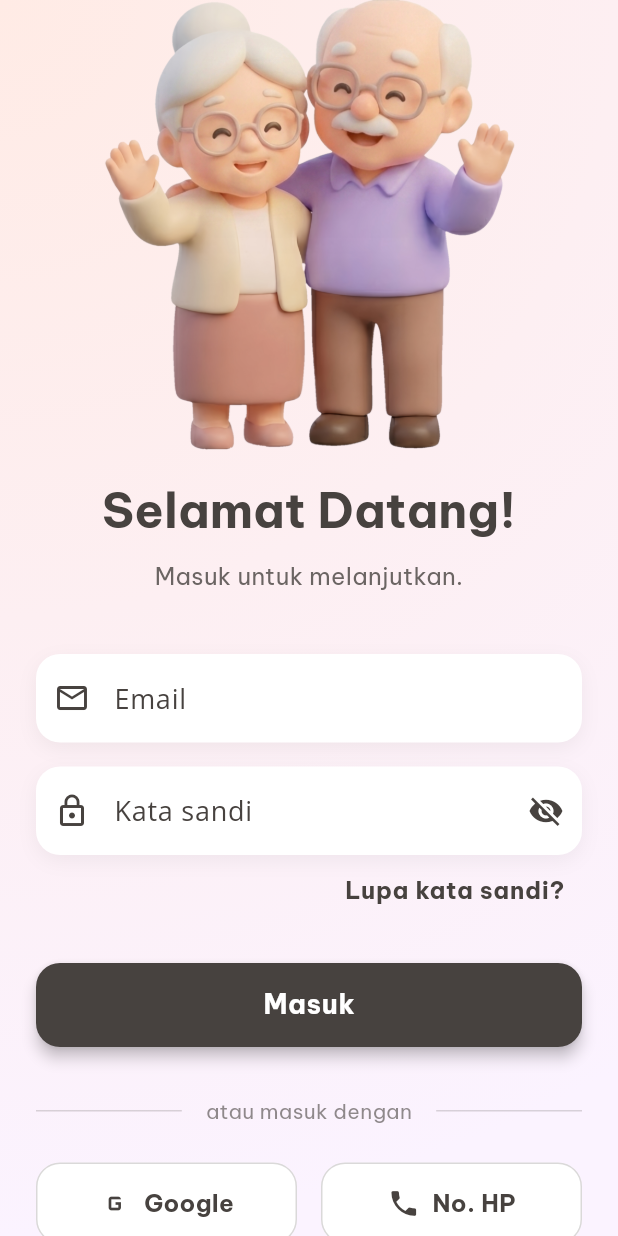
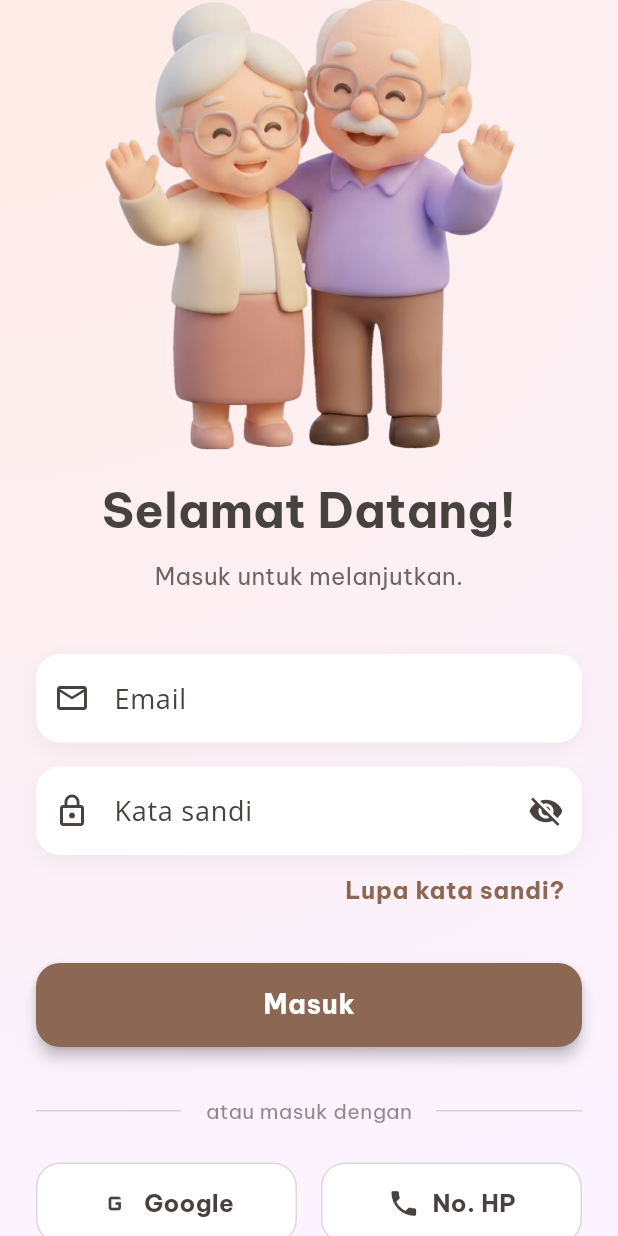
Before and after one commit to MasterJonathan/temankeluarga, a Flutter app: the screen it shows after launch, on a phone screen of 412 x 824 dp. Run offline on Flutter 3.47's test engine with Material 3 defaults, Android fonts, the phone set to English and light mode, and no system bars; our stand-ins replace cloud_firestore, firebase_auth, firebase_core, firebase_storage, flutter_riverpod, google_fonts and 2 more; accounts and stored records are empty.

Commit message:
color palette & activities

```diff
--- a/lib/app/theme/app_theme.dart
+++ b/lib/app/theme/app_theme.dart
@@ -3,7 +3,7 @@ import 'package:google_fonts/google_fonts.dart';
 
 class AppColors {
   // Primary (The Anchor) - Dark Olive Green
-  static const Color primary = Color(0xFF47423f);
+  static const Color primary = Color(0xFF8c6754);
 
   // Secondary (The Glow) - Muted Gold
   static const Color secondary = Color(0xFFd9e9ff);
@@ -94,7 +94,7 @@ class AppTheme {
         backgroundColor: AppColors.surface,
         indicatorColor: AppColors.secondary.withValues(alpha: 0.3),
         labelTextStyle: WidgetStateProperty.all(
-          GoogleFonts.lora(
+          GoogleFonts.beVietnamPro(
             fontSize: 14,
             fontWeight: FontWeight.w600,
             color: AppColors.textPrimary,
--- a/lib/features/authentication/presentation/register_page.dart
+++ b/lib/features/authentication/presentation/register_page.dart
@@ -148,7 +148,7 @@ class _RegisterPageState extends ConsumerState<RegisterPage> {
           child: Column(
             children: [
               const SizedBox(height: 16),
-              Image.asset('images/2.png', height: 300),
+              Image.asset('images/2.png', height: 240),
               // 1. Progress Indicator
               Padding(
                 padding: const EdgeInsets.symmetric(
```
Also changed, not shown: lib/features/family_chat/presentation/family_chat_page.dart (+16 -10 lines), assets/images/activities/cleaning_house.png, assets/images/activities/drink_water.png, assets/images/activities/eat_food.png, assets/images/activities/medical_checkup.png, assets/images/activities/playing_game.png, assets/images/activities/reading_book.png, assets/images/activities/riding_bicycle.png, 2 other files.
